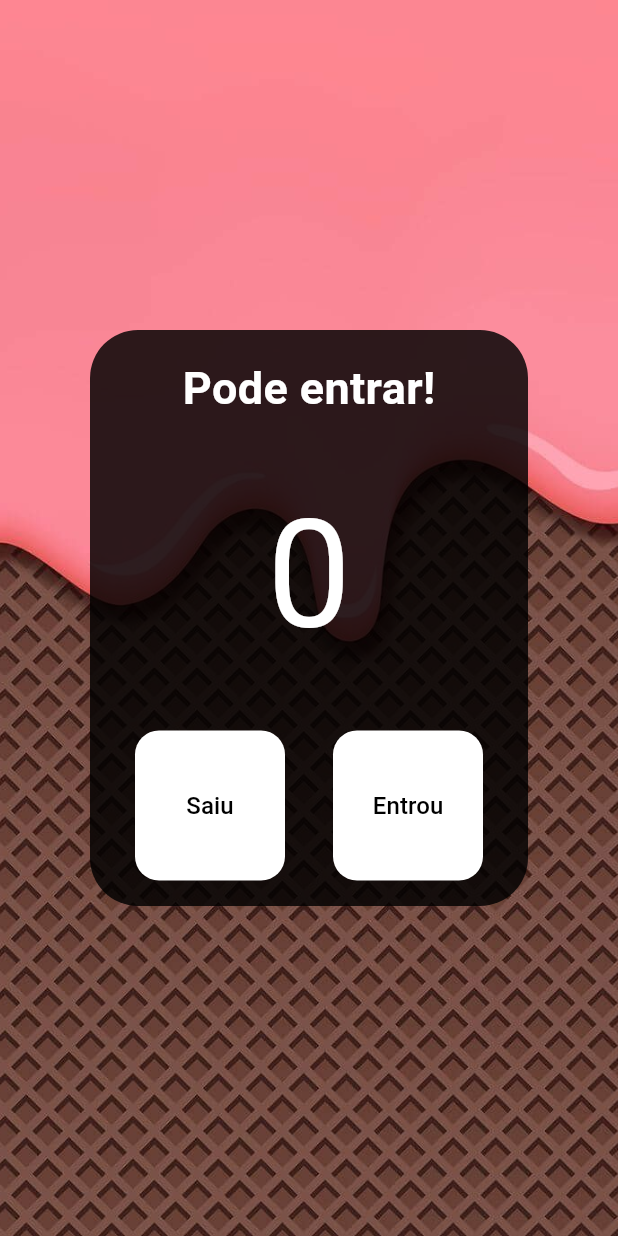
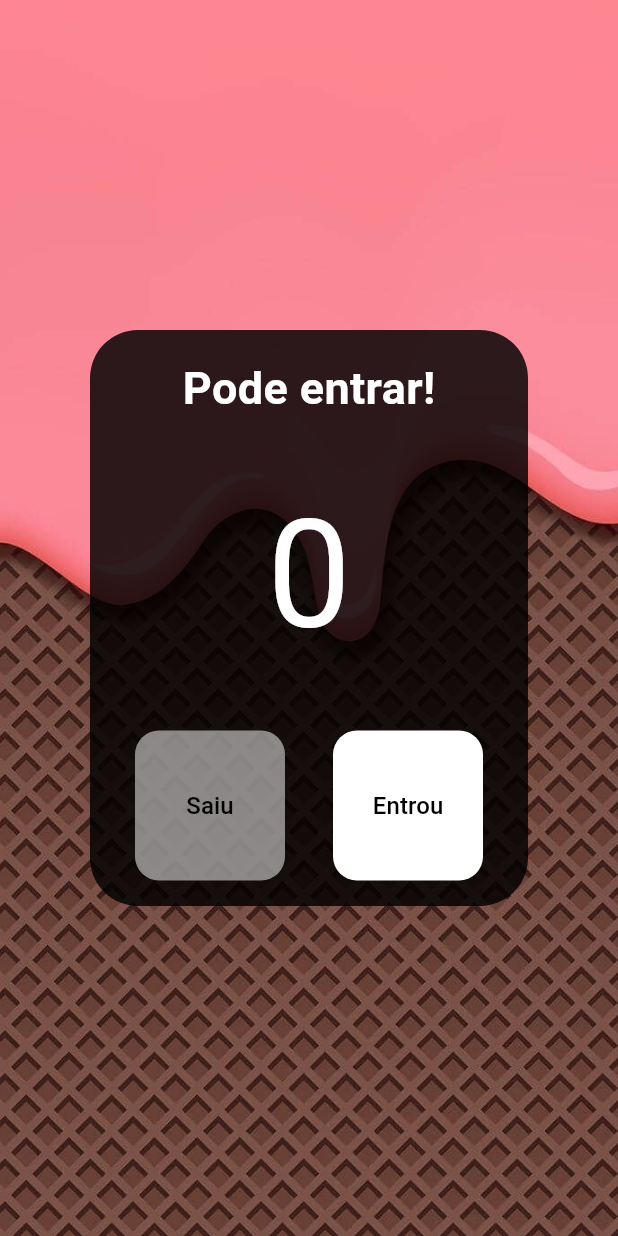
Before and after one commit to joaoaugusto-dev/curso-flutter, a Flutter app: the screen it shows after launch, on a phone screen of 412 x 824 dp. Run offline on Flutter 3.47's test engine with Material 3 defaults, Android fonts, the light colour scheme and no system bars.

Commit message:
Aperfeiçoando com conceitos da útima aula. Ternários e cores.

```diff
--- a/FLUTTER001 - APP CONTADOR DE PESSOAS/contador_de_pessoas/lib/main.dart
+++ b/FLUTTER001 - APP CONTADOR DE PESSOAS/contador_de_pessoas/lib/main.dart
@@ -28,7 +28,7 @@ class HomePage extends StatefulWidget {
 class _HomePageState extends State<HomePage> {
   int contador = 0;
 
-  void decrement() {
+  /*void decrement() {
     if (contador > 0) {
       setState(() {
         contador--;
@@ -61,7 +61,25 @@ class _HomePageState extends State<HomePage> {
     } else {
       return Color.fromRGBO(255, 87, 104, 1);
     }
+  }*/
+
+  void decrement() {
+    setState(() {
+      contador--;
+    });
+    print(contador);
   }
+
+  void increment() {
+    //toda vez que isso acontecer, ele redefine o estado, "atualiza"
+    setState(() {
+      contador++;
+    });
+    print(contador);
+  }
+
+  bool get isEmpty => contador == 0;
+  bool get isFull => contador == 20;
 
   @override
   Widget build(BuildContext context) {
@@ -103,10 +121,19 @@ class _HomePageState extends State<HomePage> {
                   MainAxisAlignment.center,
               children: [
                 Text(
-                  estadoLotacaoString(),
+                  isFull
+                      ? "Lotação Completa!"
+                      : "Pode entrar!",
                   style: TextStyle(
                     fontSize: 30,
-                    color: estadoLotacaoColor(),
+                    color: isFull
+                        ? Color.fromRGBO(
+                            255,
+                            87,
+                            104,
+                            1,
+                          )
+                        : Colors.white,
                     fontWeight: FontWeight.w700,
                     //letterSpacing: 1,
                     //backgroundColor: Colors.white,
@@ -132,10 +159,18 @@ class _HomePageState extends State<HomePage> {
                       MainAxisAlignment.center,
                   children: [
                     TextButton(
-                      onPressed: decrement,
+                      onPressed: isEmpty
+                          ? null
+                          : decrement,
                       style: TextButton.styleFrom(
-                        backgroundColor:
-                            Colors.white,
+                        backgroundColor: isEmpty
+                            ? const Color.fromARGB(
+                                130,
+                                255,
+                                255,
+                                255,
+                              )
+                            : Colors.white,
                         fixedSize: const Size(
                           100,
                           100,
@@ -159,10 +194,18 @@ class _HomePageState extends State<HomePage> {
                     ),
                     const SizedBox(width: 32),
                     TextButton(
-                      onPressed: increment,
+                      onPressed: isFull
+                          ? null
+                          : increment,
                       style: TextButton.styleFrom(
-                        backgroundColor:
-                            Colors.white,
+                        backgroundColor: isFull
+                            ? const Color.fromARGB(
+                                130,
+                                255,
+                                255,
+                                255,
+                              )
+                            : Colors.white,
                         fixedSize: const Size(
                           100,
                           100,
```
